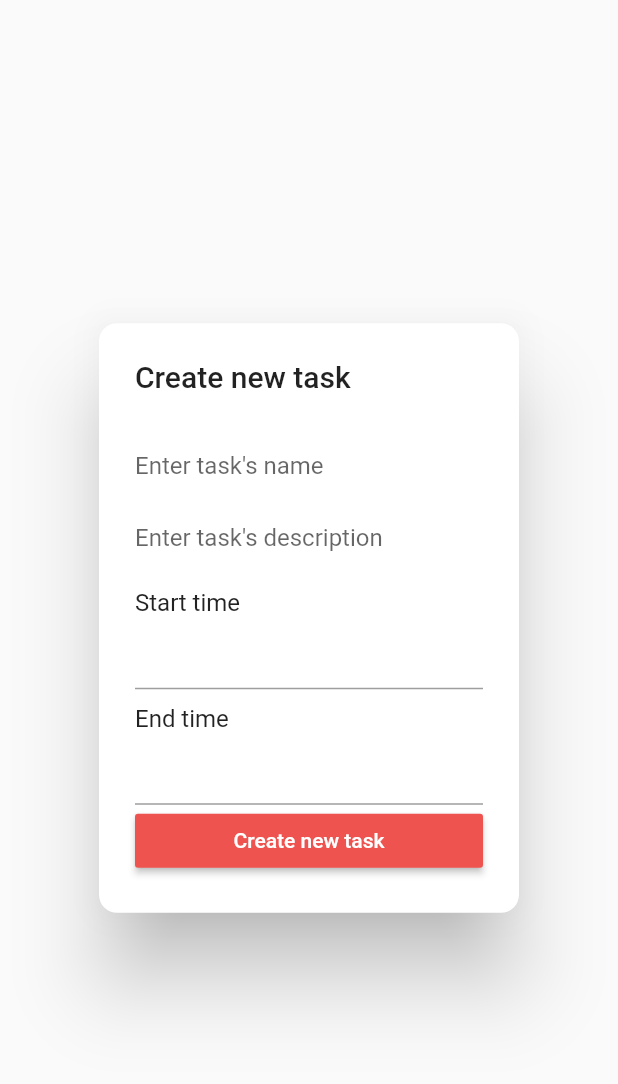
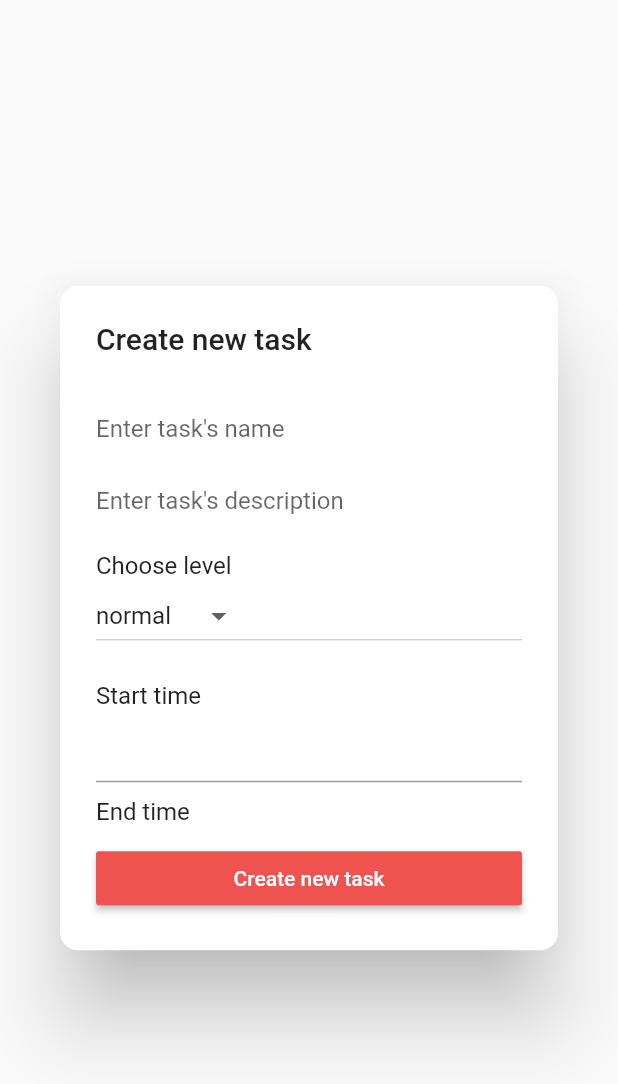
Before and after one commit to tung2389/To-do-manager, a Flutter app: the CreatorDialog widget shown alone on an empty page, opened directly, on a phone screen of 412 x 824 dp. Shown: the top 1084 px of the screen. Run offline on Flutter 3.47's test engine with Material 2 defaults, Android fonts, the phone set to English and light mode, and no system bars; drawn by our look-alikes of datetime_picker_formfield; our stand-ins replace cloud_firestore, firebase_auth, shared_preferences; accounts and stored records are empty.

Commit message:
add level to creator and create scrollable widget

```diff
--- a/lib/view/widgets/TaskCreator/creator.dart
+++ b/lib/view/widgets/TaskCreator/creator.dart
@@ -1,5 +1,7 @@
 import 'package:flutter/material.dart';
 import '../dateTime/dateTime.dart';
+import './dropdown.dart';
+import '../loadingIndicator/loadingIndicator.dart';
 import '../../../controller/task.dart';
 import '../../../model/task.dart';
 
@@ -24,6 +26,7 @@ class CreatorDialog extends StatefulWidget {
 
 class _CreatorDialogState extends State<CreatorDialog> {
   final TaskService _taskService = new TaskService();
+  bool loading = false;
   // void _buildFields() {
   //   List<Widget> fieldWidgets  = [];
   //   for (String field in _fields) {
@@ -43,7 +46,7 @@ class _CreatorDialogState extends State<CreatorDialog> {
   Map <String, dynamic> _task = new Task(
     id: '',
     name: '', //ok
-    importance: '',
+    importance: '', //ok
     description: '',//ok
     steps: [],
     labels: [],
@@ -62,6 +65,11 @@ class _CreatorDialogState extends State<CreatorDialog> {
       contentPadding: EdgeInsets.all(24.0),
       title: Text('Create new task'),
       children: <Widget>[
+        Container(
+          height: 300,
+          width: 300,
+          child: ListView(
+            children: <Widget>[
               TextField(
                 decoration: InputDecoration(
                   border: InputBorder.none,
@@ -79,6 +87,12 @@ class _CreatorDialogState extends State<CreatorDialog> {
               ),
               SizedBox(height: 10), // Add margin
 
+              Text('Choose level'),
+              DropDownMenu(
+                changeOption: _onChange
+              ),
+              SizedBox(height: 20), // Add margin
+
               Text('Start time'),
               BasicDateTimeField(
                 onChanged: _onChange,
@@ -91,13 +105,28 @@ class _CreatorDialogState extends State<CreatorDialog> {
                 onChanged: _onChange,
                 field: 'endTime'
               ),
+              SizedBox(height: 10),
+
+              Text('Steps'),
+              SizedBox(height: 10),
+
+              Text('Categories'),
+              SizedBox(height: 10),
+            ],
+          ),
+        ),
         RaisedButton(
-          child: Text(
+          child: loading
+          ? Loading()
+          : Text(
             'Create new task',
             style: TextStyle(color: Colors.white),
           ),
           color: Colors.red[400],
           onPressed: () {
+            setState(() {
+              loading = true;
+            });
             _taskService.createTodo(_task);
              Navigator.pop(context); // Close the dialog
           },
--- /dev/null
+++ b/lib/view/widgets/TaskCreator/dropdown.dart
@@ -0,0 +1,32 @@
+import 'package:flutter/material.dart';
+
+class DropDownMenu extends StatefulWidget {
+  final void Function(String field, dynamic value) changeOption;
+  DropDownMenu({this.changeOption});
+
+  @override
+  _DropDownMenuState createState() => _DropDownMenuState();
+}
+
+class _DropDownMenuState extends State<DropDownMenu> {
+  String dropdownValue = 'normal';
+  @override
+  Widget build(BuildContext context) {
+    return DropdownButton<String>(
+      value: dropdownValue,
+      onChanged: (String newValue) {
+        setState(() {
+          dropdownValue = newValue;
+        });
+        widget.changeOption('importance', newValue);
+      },
+      items: <String>['trivial', 'normal', 'important', 'essential']
+        .map<DropdownMenuItem<String>>((String value) {
+          return DropdownMenuItem<String>(
+            value: value,
+            child: Text(value),
+          );
+      }).toList(),
+    );
+  }
+}
```
Also changed, not shown: lib/view/widgets/Drawer/drawer.dart (+10 -3 lines), lib/view/widgets/Task/task.dart (+18 -2 lines). Lines whose indentation alone changed are shown as unchanged.
